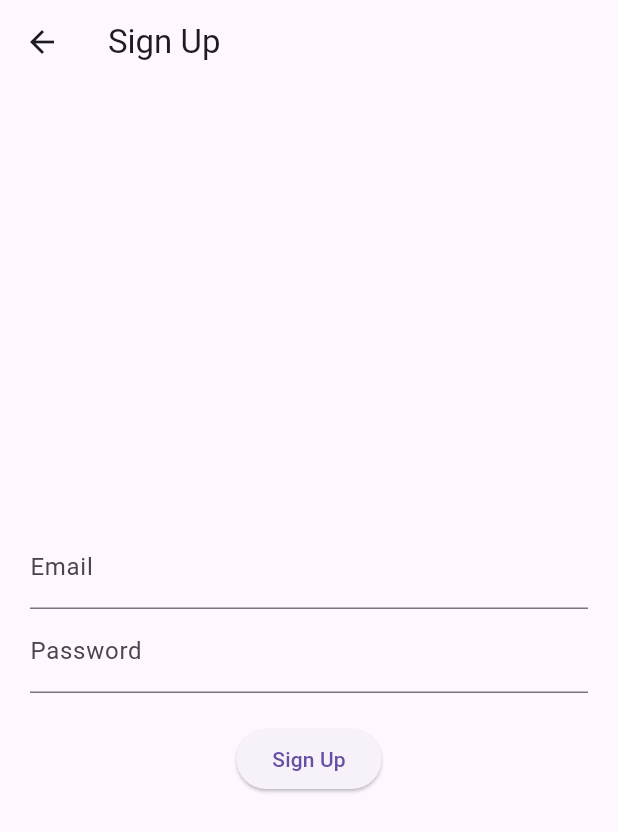
After one commit to ommore86/Tiny-Tots, a Flutter app: the screen it shows after launch, after a tap on "Don't have an account? Sign up", on a phone screen of 412 x 824 dp. The commit adds this screen. Shown: the top 832 px of the screen. Run offline on Flutter 3.47's test engine with Material 3 defaults, Android fonts, the light colour scheme and no system bars; our stand-ins replace firebase_auth, firebase_core; accounts and stored records are empty; network calls fail.

Commit message:
Login and Signup screen

```diff
--- /dev/null
+++ b/tiny_tots/lib/login_screen.dart
@@ -0,0 +1,53 @@
+import 'package:flutter/material.dart';
+import 'teacher_login.dart';
+import 'parent_login.dart';
+import 'signup_screen.dart';
+
+class LoginScreen extends StatelessWidget {
+  @override
+  Widget build(BuildContext context) {
+    return Scaffold(
+      backgroundColor: Colors.white,
+      body: Center(
+        child: Padding(
+          padding: EdgeInsets.all(20.0),
+          child: Column(
+            mainAxisAlignment: MainAxisAlignment.center,
+            children: [
+              Text(
+                "Welcome to Tiny Tots",
+                style: TextStyle(fontSize: 24, fontWeight: FontWeight.bold),
+              ),
+              SizedBox(height: 40),
+
+              ElevatedButton(
+                onPressed: () {
+                  Navigator.push(context, MaterialPageRoute(builder: (_) => TeacherLogin()));
+                },
+                child: Text("Teacher Login"),
+              ),
+
+              SizedBox(height: 20),
+
+              ElevatedButton(
+                onPressed: () {
+                  Navigator.push(context, MaterialPageRoute(builder: (_) => ParentLogin()));
+                },
+                child: Text("Parent Login"),
+              ),
+
+              SizedBox(height: 30),
+
+              TextButton(
+                onPressed: () {
+                  Navigator.push(context, MaterialPageRoute(builder: (_) => SignupScreen()));
+                },
+                child: Text("Don't have an account? Sign up"),
+              ),
+            ],
+          ),
+        ),
+      ),
+    );
+  }
+}
--- a/tiny_tots/lib/main.dart
+++ b/tiny_tots/lib/main.dart
@@ -1,7 +1,16 @@
 import 'package:flutter/material.dart';
-import 'splash_screen.dart';
+import 'package:firebase_core/firebase_core.dart';
+import 'firebase_options.dart';
+import 'splash_screen.dart';  // Imported the splash screen
 
-void main() {
+void main() async {
+  WidgetsFlutterBinding.ensureInitialized();
+
+  // Initialize Firebase before running the app
+  await Firebase.initializeApp(
+    options: DefaultFirebaseOptions.currentPlatform,
+  );
+
   runApp(MyApp());
 }
 
@@ -10,7 +19,7 @@ class MyApp extends StatelessWidget {
   Widget build(BuildContext context) {
     return MaterialApp(
       debugShowCheckedModeBanner: false,
-      home: SplashScreen(), // Set SplashScreen as the first screen
+      home: SplashScreen(),  // Start with SplashScreen
     );
   }
 }
--- /dev/null
+++ b/tiny_tots/lib/signup_screen.dart
@@ -0,0 +1,58 @@
+import 'package:flutter/material.dart';
+import 'package:firebase_auth/firebase_auth.dart';
+
+class SignupScreen extends StatefulWidget {
+  @override
+  _SignupScreenState createState() => _SignupScreenState();
+}
+
+class _SignupScreenState extends State<SignupScreen> {
+  final FirebaseAuth _auth = FirebaseAuth.instance;
+  TextEditingController emailController = TextEditingController();
+  TextEditingController passwordController = TextEditingController();
+
+  Future<void> signup() async {
+    try {
+      await _auth.createUserWithEmailAndPassword(
+        email: emailController.text.trim(),
+        password: passwordController.text.trim(),
+      );
+      ScaffoldMessenger.of(context).showSnackBar(
+        SnackBar(content: Text("Signup Successful")),
+      );
+    } catch (e) {
+      ScaffoldMessenger.of(context).showSnackBar(
+        SnackBar(content: Text("Signup Failed: $e")),
+      );
+    }
+  }
+
+  @override
+  Widget build(BuildContext context) {
+    return Scaffold(
+      appBar: AppBar(title: Text("Sign Up")),
+      body: Padding(
+        padding: EdgeInsets.all(20.0),
+        child: Column(
+          mainAxisAlignment: MainAxisAlignment.center,
+          children: [
+            TextField(
+              controller: emailController,
+              decoration: InputDecoration(labelText: "Email"),
+            ),
+            TextField(
+              controller: passwordController,
+              decoration: InputDecoration(labelText: "Password"),
+              obscureText: true,
+            ),
+            SizedBox(height: 20),
+            ElevatedButton(
+              onPressed: signup,
+              child: Text("Sign Up"),
+            ),
+          ],
+        ),
+      ),
+    );
+  }
+}
--- a/tiny_tots/lib/splash_screen.dart
+++ b/tiny_tots/lib/splash_screen.dart
@@ -1,5 +1,6 @@
 import 'dart:async';
 import 'package:flutter/material.dart';
+import 'login_screen.dart';
 
 class SplashScreen extends StatefulWidget {
   @override
@@ -10,9 +11,11 @@ class _SplashScreenState extends State<SplashScreen> {
   @override
   void initState() {
     super.initState();
+
+    // Show splash screen for 3 seconds, then go to login screen
     Timer(Duration(seconds: 3), () {
       Navigator.of(context).pushReplacement(
-        MaterialPageRoute(builder: (_) => HomeScreen()),
+        MaterialPageRoute(builder: (_) => LoginScreen()), // Redirect to login
       );
     });
   }
@@ -22,17 +25,13 @@ class _SplashScreenState extends State<SplashScreen> {
     return Scaffold(
       backgroundColor: Colors.white,
       body: Center(
-        child: Image.asset("assets/splash_logo.jpg", width: 200), // Your logo
+        child: Image.asset(
+          "assets/splash_logo.png",
+          width: MediaQuery.of(context).size.width, // Full width
+          height: MediaQuery.of(context).size.height, // Full height
+          fit: BoxFit.cover, // Cover full screen
+        ),
       ),
     );
   }
 }
-
-class HomeScreen extends StatelessWidget {
-  @override
-  Widget build(BuildContext context) {
-    return Scaffold(
-      body: Center(child: Text('Welcome to Nursery Learning App')),
-    );
-  }
-}
--- a/tiny_tots/pubspec.yaml
+++ b/tiny_tots/pubspec.yaml
@@ -18,6 +18,8 @@ dependencies:
 
   # Cupertino Icons for iOS-style icons
   cupertino_icons: ^1.0.8
+  firebase_core: ^3.11.0
+  firebase_auth: ^5.4.2
 
 # Development dependencies (used for testing and linting)
 dev_dependencies:
@@ -34,7 +36,7 @@ flutter:
 
   # Add assets (images, fonts, etc.)
   assets:
-    - assets/splash_logo.jpg
+    - assets/splash_logo.png
 
   # To add custom fonts, uncomment and configure:
   # fonts:
```
Also changed, not shown: tiny_tots/lib/parent_login.dart (added, +42 -0 lines), tiny_tots/lib/teacher_login.dart (added, +42 -0 lines), tiny_tots/assets/splash_logo.jpg (deleted), tiny_tots/assets/splash_logo.png (added), tiny_tots/lib/firebase_options.dart (added), tiny_tots/pubspec.lock, 6 other files.
